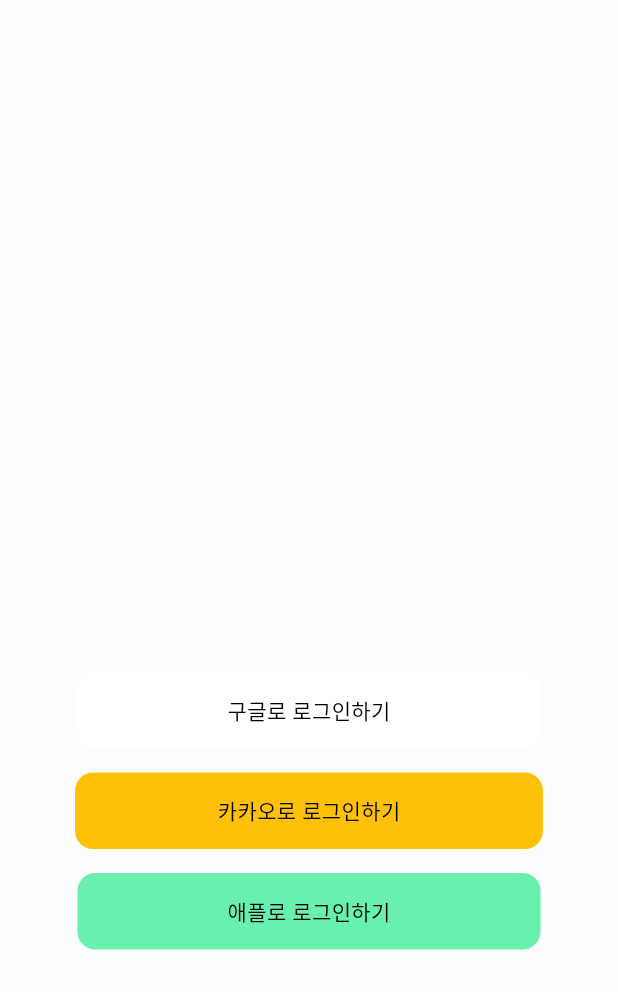
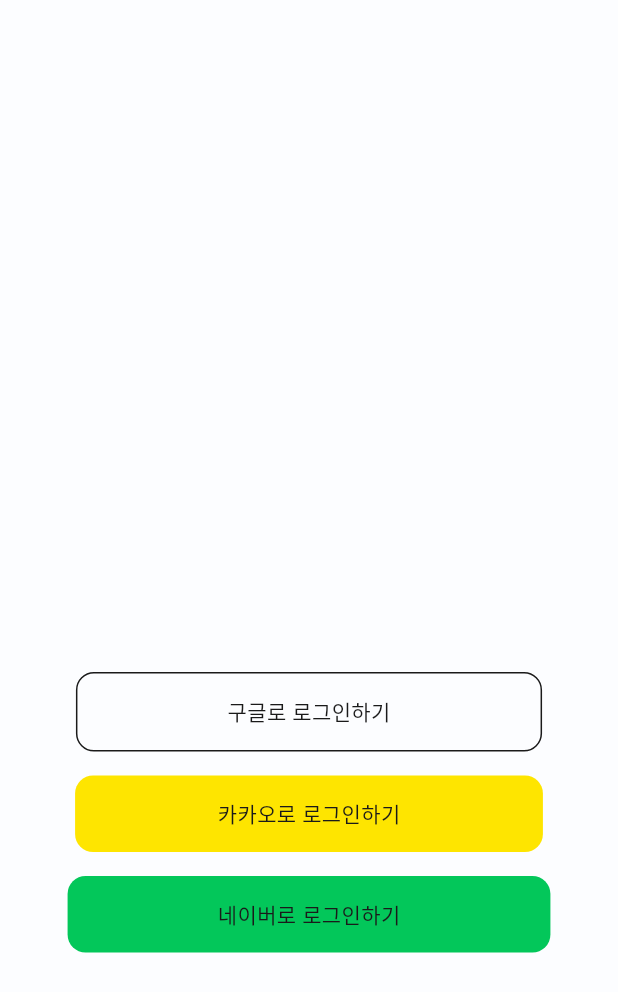
Before and after one commit to The-Three-Little-Pigs/baton, a Flutter app: the screen it shows after launch, on a phone screen of 412 x 824 dp. Shown: the top 992 px of the screen. Run offline on Flutter 3.47's test engine with Material 3 defaults, Android fonts, the phone set to English and light mode, and no system bars; our stand-ins replace auto_size_text, cloud_firestore, firebase_auth, firebase_core, firebase_messaging, flutter_local_notifications and 3 more; missing offline and left inert: kakao_flutter_sdk; accounts and stored records are empty; Roboto replaces fonts that are missing (PretendardGOV).

Commit message:
feat: 로그인, 회원가입, 상품 상세 페이지 등 주요 화면과 공통 UI 컴포넌트 및 테마 시스템을 추가합니다.

```diff
--- /dev/null
+++ b/lib/core/theme/app_color_extension.dart
@@ -0,0 +1,64 @@
+import 'package:flutter/material.dart';
+
+@immutable
+class AppColorExtension extends ThemeExtension<AppColorExtension> {
+  const AppColorExtension({
+    required this.textPrimary,
+    required this.textSecondary,
+    required this.textTertiary,
+    required this.textHint,
+    required this.textDisabled,
+    required this.divider,
+    required this.kakaoYellow,
+    required this.naverGreen,
+  });
+
+  final Color? textPrimary;
+  final Color? textSecondary;
+  final Color? textTertiary;
+  final Color? textHint;
+  final Color? textDisabled;
+  final Color? divider;
+  final Color? kakaoYellow;
+  final Color? naverGreen;
+
+  @override
+  AppColorExtension copyWith({
+    Color? textPrimary,
+    Color? textSecondary,
+    Color? textTertiary,
+    Color? textHint,
+    Color? textDisabled,
+    Color? divider,
+    Color? kakaoYellow,
+    Color? naverGreen,
+  }) {
+    return AppColorExtension(
+      textPrimary: textPrimary ?? this.textPrimary,
+      textSecondary: textSecondary ?? this.textSecondary,
+      textTertiary: textTertiary ?? this.textTertiary,
+      textHint: textHint ?? this.textHint,
+      textDisabled: textDisabled ?? this.textDisabled,
+      divider: divider ?? this.divider,
+      kakaoYellow: kakaoYellow ?? this.kakaoYellow,
+      naverGreen: naverGreen ?? this.naverGreen,
+    );
+  }
+
+  @override
+  AppColorExtension lerp(ThemeExtension<AppColorExtension>? other, double t) {
+    if (other is! AppColorExtension) {
+      return this;
+    }
+    return AppColorExtension(
+      textPrimary: Color.lerp(textPrimary, other.textPrimary, t),
+      textSecondary: Color.lerp(textSecondary, other.textSecondary, t),
+      textTertiary: Color.lerp(textTertiary, other.textTertiary, t),
+      textHint: Color.lerp(textHint, other.textHint, t),
+      textDisabled: Color.lerp(textDisabled, other.textDisabled, t),
+      divider: Color.lerp(divider, other.divider, t),
+      kakaoYellow: Color.lerp(kakaoYellow, other.kakaoYellow, t),
+      naverGreen: Color.lerp(naverGreen, other.naverGreen, t),
+    );
+  }
+}
--- a/lib/core/theme/app_theme.dart
+++ b/lib/core/theme/app_theme.dart
@@ -1,3 +1,5 @@
+import 'package:baton/core/theme/app_color_extension.dart';
+import 'package:baton/core/theme/app_tokens/app_colors.dart';
 import 'package:baton/core/theme/color_schemes.dart';
 import 'package:baton/core/theme/component_themes/button_themes.dart';
 import 'package:baton/core/theme/component_themes/content_themes.dart';
@@ -13,6 +15,18 @@
       useMaterial3: true,
       fontFamily: 'PretendardGOV',
       colorScheme: colors,
+      extensions: [
+        AppColorExtension(
+          textPrimary: AppColors.textPrimary,
+          textSecondary: AppColors.textSecondary,
+          textTertiary: AppColors.textTertiary,
+          textHint: AppColors.textHint,
+          textDisabled: AppColors.textDisabled,
+          divider: AppColors.divider,
+          kakaoYellow: AppColors.kakaoYellow,
+          naverGreen: AppColors.naverGreen,
+        ),
+      ],
       floatingActionButtonTheme: ButtonThemes.floatingActionButtonThemeData(
         colors,
       ),
--- a/lib/core/theme/app_tokens/app_colors.dart
+++ b/lib/core/theme/app_tokens/app_colors.dart
@@ -3,18 +3,32 @@
 import 'package:flutter/material.dart';
 
 class AppColors {
-  //light
-  static const Color lightprimary = Color(0xFF4897FF);
-  static const Color lightOnPrimary = Color(0xFFFFFFFF);
-  static const Color lightsecondary = Color(0xFFB5C1D0);
-  static const Color lightOnSecondary = Colors.black;
-  static const Color lightSurface = Color(0xFFFCFDFF);
-  static const Color lightOnSurface = Colors.black;
-  static const Color lightError = Color(0xFFff4848);
-  static const Color lightVariant = Color(0xFFE7ECF4);
-  static const Color lightText = Colors.black;
-  static const Color lightTextHint = Color(0xFFB5C1D0);
-  static const Color lightBorder = Color(0xFF1A1A1A);
+  // Brand Colors
+  static const Color primary = Color(0xFF4897FF);
+  static const Color secondary = Color(0xFFB5C1D0);
 
-  //dart
+  // System Colors
+  static const Color error = Color(0xFFff4848);
+  static const Color success = Color(0xFF4CAF50);
+
+  // Neutral Colors (Light)
+  static const Color surface = Color(0xFFFCFDFF);
+  static const Color surfaceVariant = Color(0xFFE7ECF4);
+  static const Color outline = Color(0xFF1A1A1A);
+  static const Color divider = Color(0xFFF2F2F2);
+
+  // Text Colors
+  static const Color textPrimary = Color(0xFF1A1A1A);
+  static const Color textSecondary = Color(0xFF5E6876);
+  static const Color textTertiary = Color(0xFF8894A3);
+  static const Color textHint = Color(0xFFB5C1D0);
+  static const Color textDisabled = Color(0xFFCDD8E7);
+
+  // Social Colors
+  static const Color kakaoYellow = Color(0xFFFEE500);
+  static const Color naverGreen = Color(0xFF03C75A);
+
+  // Backgrounds
+  static const Color white = Color(0xFFFFFFFF);
+  static const Color black = Color(0xFF000000);
 }
--- a/lib/core/theme/color_schemes.dart
+++ b/lib/core/theme/color_schemes.dart
@@ -3,14 +3,19 @@
 
 class ColorSchemes {
   static const ColorScheme lightColorScheme = ColorScheme.light(
-    primary: AppColors.lightprimary,
-    onPrimary: AppColors.lightOnPrimary,
-    secondary: AppColors.lightsecondary,
-    onSecondary: AppColors.lightOnSecondary,
-    surface: AppColors.lightSurface,
-    onSurface: AppColors.lightText,
-    error: AppColors.lightError,
-    surfaceContainerHighest: AppColors.lightVariant,
-    outline: AppColors.lightBorder,
+    primary: AppColors.primary,
+    onPrimary: AppColors.white,
+    primaryContainer: AppColors.surfaceVariant,
+    onPrimaryContainer: AppColors.primary,
+    secondary: AppColors.secondary,
+    onSecondary: AppColors.white,
+    surface: AppColors.surface,
+    onSurface: AppColors.textPrimary,
+    error: AppColors.error,
+    onError: AppColors.white,
+    surfaceContainerHighest: AppColors.surfaceVariant,
+    outline: AppColors.outline,
+    outlineVariant: AppColors.textDisabled,
+    shadow: AppColors.black,
   );
 }
--- a/lib/core/theme/component_themes/button_themes.dart
+++ b/lib/core/theme/component_themes/button_themes.dart
@@ -21,8 +21,8 @@
   ) {
     return FloatingActionButtonThemeData(
       shape: RoundedRectangleBorder(borderRadius: BorderRadius.circular(999)),
-      backgroundColor: Colors.blue,
-      foregroundColor: Colors.white,
+      backgroundColor: colors.primary,
+      foregroundColor: colors.onPrimary,
       elevation: 0,
       extendedPadding: const EdgeInsets.only(
         top: 10,
--- a/lib/core/theme/component_themes/input_themes.dart
+++ b/lib/core/theme/component_themes/input_themes.dart
@@ -5,11 +5,11 @@
     return InputDecorationTheme(
       border: OutlineInputBorder(
         borderRadius: BorderRadius.circular(8),
-        borderSide: BorderSide(color: const Color(0xFFB5C1D0)),
+        borderSide: BorderSide(color: colors.outline),
       ),
       enabledBorder: OutlineInputBorder(
         borderRadius: BorderRadius.circular(8),
-        borderSide: BorderSide(color: const Color(0xFFB5C1D0)),
+        borderSide: BorderSide(color: colors.outline),
       ),
       focusedBorder: OutlineInputBorder(
         borderRadius: BorderRadius.circular(8),
--- a/lib/views/login/login_page.dart
+++ b/lib/views/login/login_page.dart
@@ -1,3 +1,4 @@
+import 'package:baton/core/theme/app_color_extension.dart';
 import 'package:baton/service/login_service.dart';
 import 'package:flutter/material.dart';
 import 'package:flutter_riverpod/flutter_riverpod.dart';
@@ -9,11 +10,15 @@
   @override
   Widget build(BuildContext context, WidgetRef ref) {
     ref.watch(loginViewModelProvider);
+    final theme = Theme.of(context);
+    final colors = theme.colorScheme;
+    final appColors = theme.extension<AppColorExtension>();
+
     return Scaffold(
       appBar: AppBar(),
       body: Column(
         children: [
-          Expanded(flex: 6, child: SizedBox(height: 400)),
+          const Expanded(flex: 6, child: SizedBox(height: 400)),
           Expanded(
             flex: 6,
             child: Column(
@@ -30,16 +35,20 @@
                       }
                     },
                     child: Container(
-                      padding: EdgeInsets.symmetric(
+                      padding: const EdgeInsets.symmetric(
                         vertical: 15,
                         horizontal: 100,
                       ),
-                      margin: EdgeInsets.symmetric(vertical: 8, horizontal: 10),
+                      margin: const EdgeInsets.symmetric(
+                        vertical: 8,
+                        horizontal: 10,
+                      ),
                       decoration: BoxDecoration(
-                        color: Colors.white,
+                        color: colors.surface,
                         borderRadius: BorderRadius.circular(12),
+                        border: Border.all(color: colors.outline),
                       ),
-                      child: Text('구글로 로그인하기'),
+                      child: const Text('구글로 로그인하기'),
                     ),
                   ),
                 ),
@@ -55,16 +64,19 @@
                       }
                     },
                     child: Container(
-                      padding: EdgeInsets.symmetric(
+                      padding: const EdgeInsets.symmetric(
                         vertical: 15,
                         horizontal: 95,
                       ),
-                      margin: EdgeInsets.symmetric(vertical: 8, horizontal: 10),
+                      margin: const EdgeInsets.symmetric(
+                        vertical: 8,
+                        horizontal: 10,
+                      ),
                       decoration: BoxDecoration(
-                        color: Colors.amber,
+                        color: appColors?.kakaoYellow,
                         borderRadius: BorderRadius.circular(12),
                       ),
-                      child: Text('카카오로 로그인하기'),
+                      child: const Text('카카오로 로그인하기'),
                     ),
                   ),
                 ),
@@ -72,16 +84,19 @@
                   child: GestureDetector(
                     onTap: () {},
                     child: Container(
-                      padding: EdgeInsets.symmetric(
+                      padding: const EdgeInsets.symmetric(
                         vertical: 15,
                         horizontal: 100,
                       ),
-                      margin: EdgeInsets.symmetric(vertical: 8, horizontal: 10),
+                      margin: const EdgeInsets.symmetric(
+                        vertical: 8,
+                        horizontal: 10,
+                      ),
                       decoration: BoxDecoration(
-                        color: Colors.greenAccent,
+                        color: appColors?.naverGreen,
                         borderRadius: BorderRadius.circular(12),
                       ),
-                      child: Text('애플로 로그인하기'),
+                      child: const Text('네이버로 로그인하기'),
                     ),
                   ),
                 ),
--- a/lib/views/widgets/input_field.dart
+++ b/lib/views/widgets/input_field.dart
@@ -1,3 +1,4 @@
+import 'package:baton/core/theme/app_color_extension.dart';
 import 'package:flutter/material.dart';
 
 class InputField extends StatelessWidget {
@@ -22,6 +23,8 @@
 
   @override
   Widget build(BuildContext context) {
+    final appColors = Theme.of(context).extension<AppColorExtension>();
+
     return TextField(
       onChanged: onChanged,
       maxLength: maxLength,
@@ -34,7 +37,7 @@
         enabledBorder: border,
         focusedBorder: border,
         hintText: hintText,
-        hintStyle: TextStyle(color: Color(0xFFB3B3B3)),
+        hintStyle: TextStyle(color: appColors?.textHint),
         prefixIcon: icon,
       ),
     );
--- a/lib/views/write/widgets/content_section.dart
+++ b/lib/views/write/widgets/content_section.dart
@@ -1,3 +1,4 @@
+import 'package:baton/core/theme/app_color_extension.dart';
 import 'package:baton/views/widgets/input_field.dart';
 import 'package:baton/views/widgets/sub_title.dart';
 import 'package:flutter/material.dart';
@@ -9,6 +10,8 @@
 
   @override
   Widget build(BuildContext context) {
+    final appColors = Theme.of(context).extension<AppColorExtension>();
+
     return Column(
       spacing: 4,
       children: [
@@ -18,7 +21,7 @@
             const SubTitle(title: "내용", required: true),
             Text(
               "(1/1000)",
-              style: TextStyle(color: Color(0xFFB3B3B3), fontSize: 14),
+              style: TextStyle(color: appColors?.textTertiary, fontSize: 14),
             ),
           ],
         ),
```
Also changed, not shown: lib/views/_tap/chat/chat_tap.dart (+5 -3 lines), lib/views/product_detail/product_detail_page.dart (+12 -9 lines), lib/views/sign_up/sign_up_page.dart (+28 -19 lines), lib/views/sign_up_profile_page/sign_up_profile_page.dart (+20 -29 lines), lib/views/widgets/chip_button.dart (+9 -5 lines), lib/views/widgets/labeled_input_field.dart (+9 -8 lines), lib/views/widgets/product_item.dart (+20 -11 lines), lib/views/write/widgets/image_select_section.dart (+5 -3 lines).
